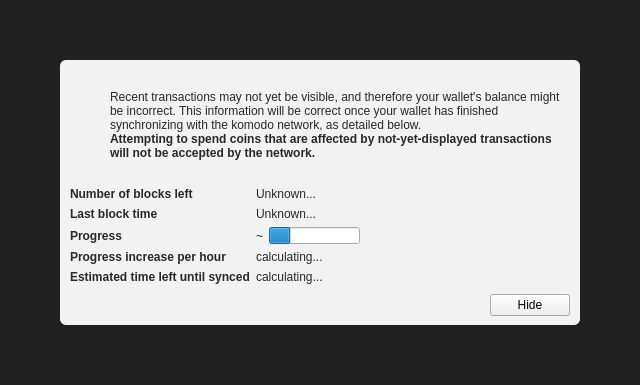
First picture: the form in src/qt/forms/modaloverlay.ui, repository PirateNetwork/pirate, before the edit.
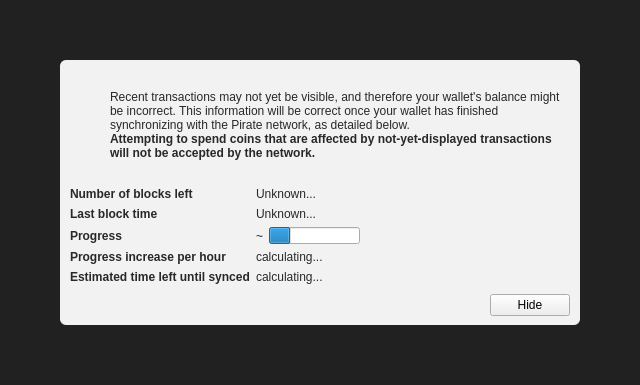
Second picture: the form after the edit. Icons and pictures are not drawn. Custom widgets are drawn as their Qt base class.

Commit message: Pirate Branding

Patch:
```diff
--- a/src/qt/forms/modaloverlay.ui
+++ b/src/qt/forms/modaloverlay.ui
@@ -130,7 +130,7 @@
              <item>
               <widget class="QLabel" name="infoText">
                <property name="text">
-                <string>Recent transactions may not yet be visible, and therefore your wallet's balance might be incorrect. This information will be correct once your wallet has finished synchronizing with the komodo network, as detailed below.</string>
+                <string>Recent transactions may not yet be visible, and therefore your wallet's balance might be incorrect. This information will be correct once your wallet has finished synchronizing with the Pirate network, as detailed below.</string>
                </property>
                <property name="textFormat">
                 <enum>Qt::RichText</enum>
```
The commit also changes 17 other files.
